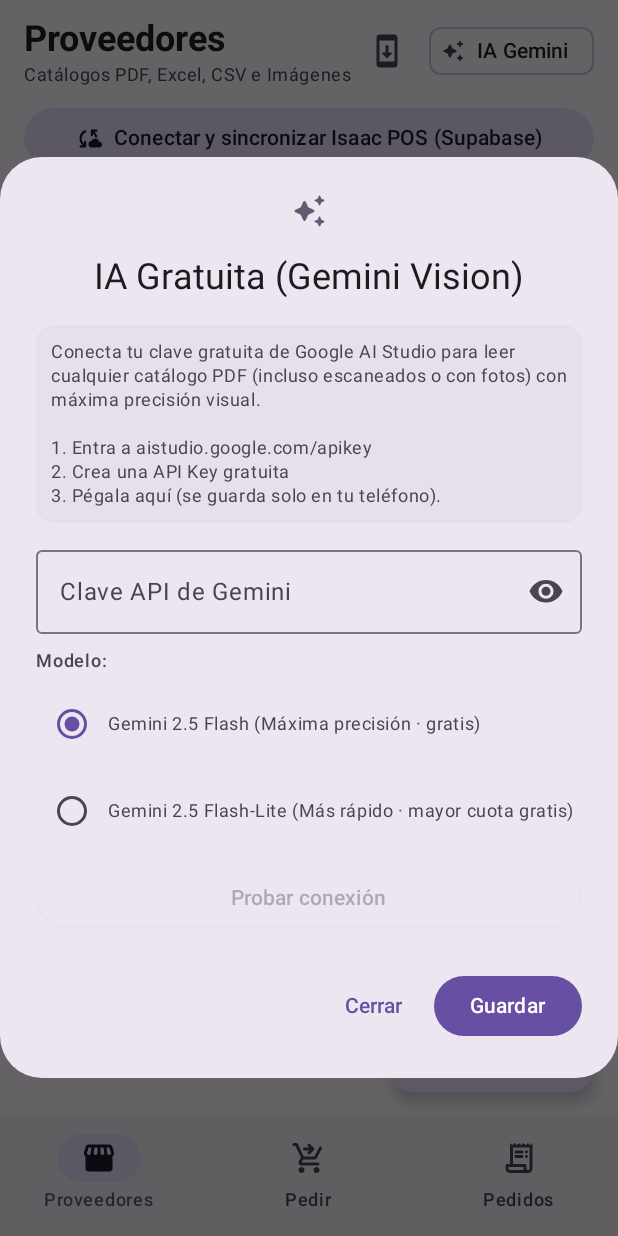
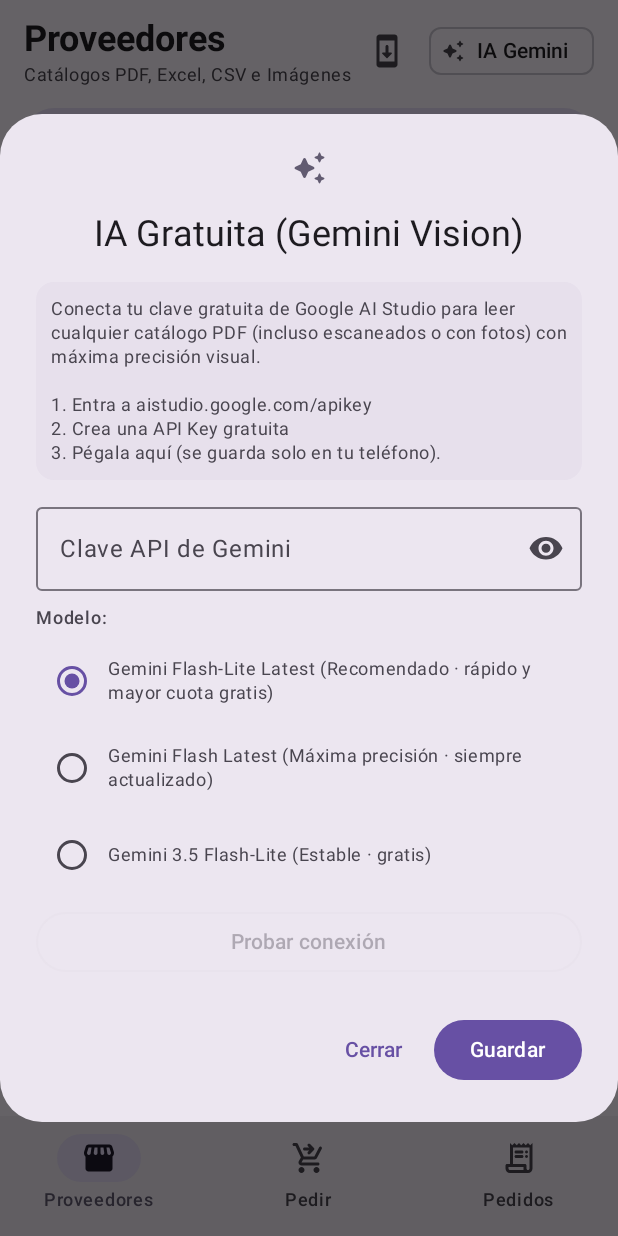
Before and after one commit to mrivero105-oss/pedidos-proveedores-android, an Android app built with Jetpack Compose: the screen it shows after launch (MainActivity), after a tap on "IA Gemini", on a phone screen of 412 x 824 dp. Run offline under Robolectric (Android 15) with nearby library versions, the phone set to English and light mode, and no system bars; our stand-ins replace Navigation 3; libraries missing offline, so code that uses them is left out: com.tom_roush.pdfbox; 1 statement that could not run was skipped.

Commit message:
fix(ai): migrate retired gemini-2.5 models to latest aliases with 503/404 fallback
Google retiró gemini-2.5-flash para claves nuevas (HTTP 404). Se migran los modelos a gemini-flash-lite-latest, gemini-flash-latest y gemini-3.5-flash-lite con respaldo automático ante HTTP 503/404 y migración automática de preferencias guardadas.

```diff
--- a/app/src/main/kotlin/com/pedidos/proveedores/data/local/AiSettingsStore.kt
+++ b/app/src/main/kotlin/com/pedidos/proveedores/data/local/AiSettingsStore.kt
@@ -13,11 +13,22 @@ data class AiSettings(
     get() = geminiApiKey.isNotBlank()
 
   companion object {
-    const val DEFAULT_MODEL = "gemini-2.5-flash"
+    const val DEFAULT_MODEL = "gemini-flash-lite-latest"
     val AVAILABLE_MODELS = listOf(
-      "gemini-2.5-flash" to "Gemini 2.5 Flash (Máxima precisión · gratis)",
-      "gemini-2.5-flash-lite" to "Gemini 2.5 Flash-Lite (Más rápido · mayor cuota gratis)",
+      "gemini-flash-lite-latest" to "Gemini Flash-Lite Latest (Recomendado · rápido y mayor cuota gratis)",
+      "gemini-flash-latest" to "Gemini Flash Latest (Máxima precisión · siempre actualizado)",
+      "gemini-3.5-flash-lite" to "Gemini 3.5 Flash-Lite (Estable · gratis)",
     )
+
+    fun migrateLegacyModel(raw: String?): String {
+      val trimmed = raw?.trim().orEmpty()
+      return when {
+        trimmed.isBlank() -> DEFAULT_MODEL
+        trimmed.equals("gemini-2.5-flash", ignoreCase = true) -> "gemini-flash-latest"
+        trimmed.equals("gemini-2.5-flash-lite", ignoreCase = true) -> "gemini-flash-lite-latest"
+        else -> trimmed
+      }
+    }
   }
 }
 
@@ -32,14 +43,21 @@ class AiSettingsStore(context: Context) {
   private val _settings = MutableStateFlow(load())
   val settings: StateFlow<AiSettings> = _settings.asStateFlow()
 
-  private fun load(): AiSettings = AiSettings(
-    geminiApiKey = prefs.getString(KEY_API_KEY, "").orEmpty(),
-    geminiModel = prefs.getString(KEY_MODEL, AiSettings.DEFAULT_MODEL) ?: AiSettings.DEFAULT_MODEL,
-  )
+  private fun load(): AiSettings {
+    val rawModel = prefs.getString(KEY_MODEL, AiSettings.DEFAULT_MODEL)
+    val migratedModel = AiSettings.migrateLegacyModel(rawModel)
+    if (rawModel != null && migratedModel != rawModel) {
+      prefs.edit().putString(KEY_MODEL, migratedModel).apply()
+    }
+    return AiSettings(
+      geminiApiKey = prefs.getString(KEY_API_KEY, "").orEmpty(),
+      geminiModel = migratedModel,
+    )
+  }
 
   fun save(apiKey: String, model: String) {
     val cleanKey = apiKey.trim()
-    val cleanModel = model.trim().ifBlank { AiSettings.DEFAULT_MODEL }
+    val cleanModel = AiSettings.migrateLegacyModel(model)
     prefs.edit()
       .putString(KEY_API_KEY, cleanKey)
       .putString(KEY_MODEL, cleanModel)
--- a/app/src/main/kotlin/com/pedidos/proveedores/ui/components/AiSettingsDialog.kt
+++ b/app/src/main/kotlin/com/pedidos/proveedores/ui/components/AiSettingsDialog.kt
@@ -1,5 +1,6 @@
 package com.pedidos.proveedores.ui.components
 
+import androidx.compose.foundation.clickable
 import androidx.compose.foundation.layout.Arrangement
 import androidx.compose.foundation.layout.Column
 import androidx.compose.foundation.layout.Row
@@ -8,7 +9,9 @@ import androidx.compose.foundation.layout.fillMaxWidth
 import androidx.compose.foundation.layout.padding
 import androidx.compose.foundation.layout.size
 import androidx.compose.foundation.layout.width
+import androidx.compose.foundation.rememberScrollState
 import androidx.compose.foundation.shape.RoundedCornerShape
+import androidx.compose.foundation.verticalScroll
 import androidx.compose.material.icons.Icons
 import androidx.compose.material.icons.rounded.AutoAwesome
 import androidx.compose.material.icons.rounded.Visibility
@@ -57,7 +60,10 @@ fun AiSettingsDialog(
     icon = { Icon(Icons.Rounded.AutoAwesome, contentDescription = null) },
     title = { Text("IA Gratuita (Gemini Vision)") },
     text = {
-      Column(verticalArrangement = Arrangement.spacedBy(10.dp)) {
+      Column(
+        verticalArrangement = Arrangement.spacedBy(10.dp),
+        modifier = Modifier.verticalScroll(rememberScrollState()),
+      ) {
         Surface(
           color = MaterialTheme.colorScheme.surfaceVariant,
           shape = RoundedCornerShape(12.dp),
@@ -78,7 +84,7 @@ fun AiSettingsDialog(
           value = apiKey,
           onValueChange = { apiKey = it },
           label = { Text("Clave API de Gemini") },
-          placeholder = { Text("AIza...") },
+          placeholder = { Text("AIza... o AQ....") },
           singleLine = true,
           visualTransformation = if (showKey) VisualTransformation.None else PasswordVisualTransformation(),
           trailingIcon = {
@@ -96,7 +102,9 @@ fun AiSettingsDialog(
         AiSettings.AVAILABLE_MODELS.forEach { (modelId, label) ->
           Row(
             verticalAlignment = Alignment.CenterVertically,
-            modifier = Modifier.fillMaxWidth(),
+            modifier = Modifier
+              .fillMaxWidth()
+              .clickable { selectedModel = modelId },
           ) {
             RadioButton(
               selected = selectedModel == modelId,
```
Also changed, not shown: app/src/main/kotlin/com/pedidos/proveedores/domain/parser/GeminiCatalogExtractor.kt (+57 -11 lines), 1 other file.
